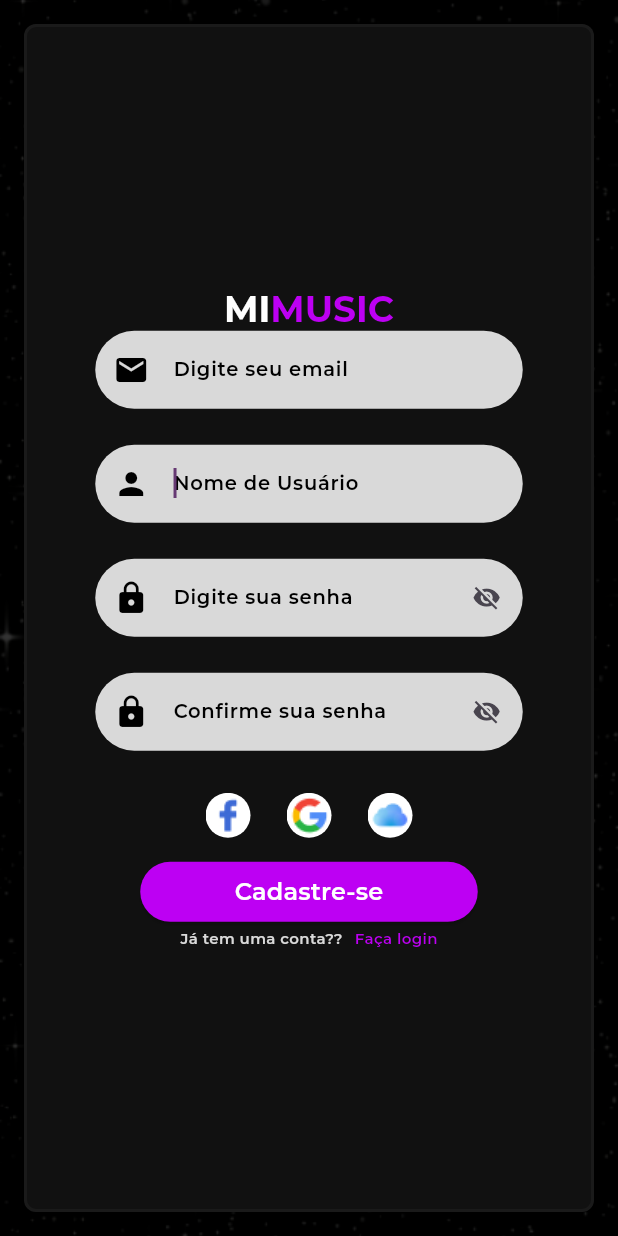
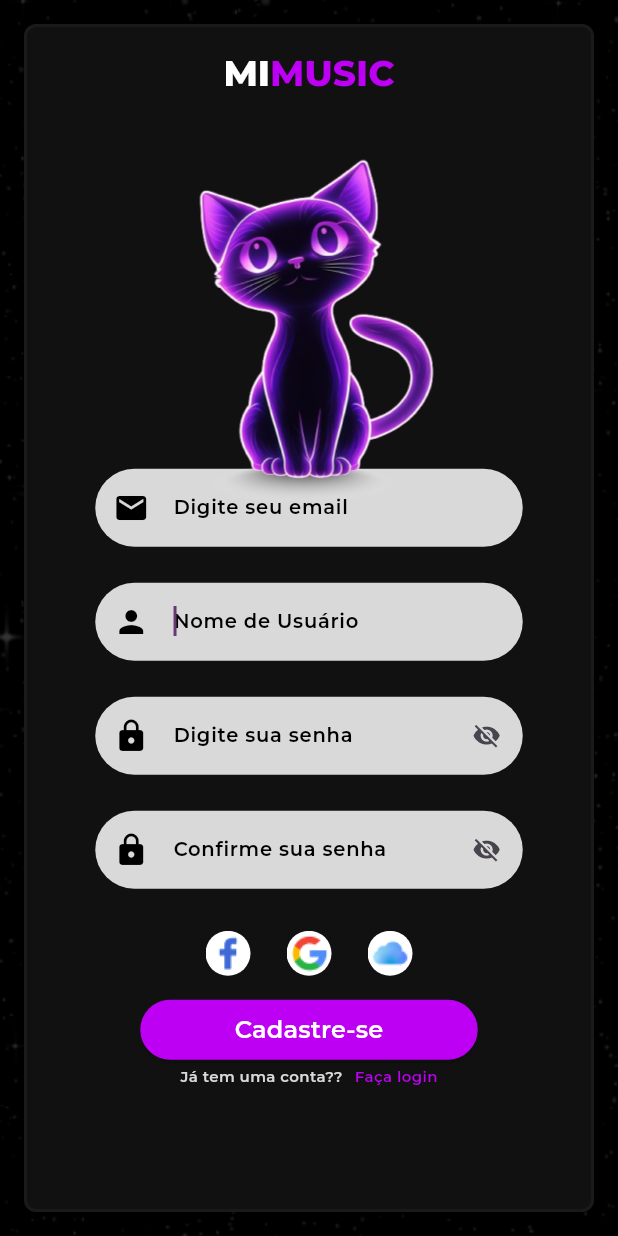
Before and after one commit to Draak18/mimusic, a Flutter app: the screen it shows after launch, after a tap on "Esqueceu a senha?", on a phone screen of 412 x 824 dp. Run offline on Flutter 3.47's test engine with Material 3 defaults, Android fonts, the phone set to English and light mode, and no system bars; our stand-ins replace google_fonts.

Commit message:
loginCadastro_pronto

```diff
--- a/lib/pages/cadastro.dart
+++ b/lib/pages/cadastro.dart
@@ -20,7 +20,7 @@
             style: GoogleFonts.montserrat(
               color: Colors.white,
               fontSize: 24,
-              fontWeight: FontWeight.w700,
+              fontWeight: FontWeight.w800,
             ),
           ),
           TextSpan(
@@ -28,7 +28,7 @@
             style: GoogleFonts.montserrat(
               color: const Color.fromRGBO(189, 0, 243, 1),
               fontSize: 24,
-              fontWeight: FontWeight.w700,
+              fontWeight: FontWeight.w800,
             ),
           ),
         ],
@@ -356,17 +356,40 @@
           border: Border.all(
               width: 2.0, color: const Color.fromARGB(13, 198, 198, 198)),
         ),
-          child: Align(
-            alignment: Alignment.center,
-            child: SingleChildScrollView(
         child: Column(
           children: [
+            const SizedBox(height: 16),
             mimusicTitulo(),
+            const SizedBox(height: 168),
+            Expanded(
+              child: Column(
+                mainAxisAlignment: MainAxisAlignment.center,
+                crossAxisAlignment: CrossAxisAlignment.center,
+                children: [
+                  Stack(
+                    clipBehavior: Clip.none,
+                    children: [
                       formulario(),
+                      Positioned(
+                        top: -208,
+                        left: 0,
+                        right: 0,
+                        child: SizedBox(
+                          height: 230,
+                          width: 350,
+                          child: Image.asset(
+                            "assets/images/gatoLogo.png",
+                          ),
+                        ),
+                      ),
+                    ],
+                  )
                 ],
               ),
             ),
-          )),
+          ],
+        ),
+      ),
     );
   }
 
--- a/lib/pages/login.dart
+++ b/lib/pages/login.dart
@@ -20,7 +20,7 @@
             style: GoogleFonts.montserrat(
               color: Colors.white,
               fontSize: 24,
-              fontWeight: FontWeight.w700,
+              fontWeight: FontWeight.w800,
             ),
           ),
           TextSpan(
@@ -28,7 +28,7 @@
             style: GoogleFonts.montserrat(
               color: const Color.fromRGBO(189, 0, 243, 1),
               fontSize: 24,
-              fontWeight: FontWeight.w700,
+              fontWeight: FontWeight.w800,
             ),
           ),
         ],
@@ -346,17 +346,40 @@
           border: Border.all(
               width: 2.0, color: const Color.fromARGB(13, 198, 198, 198)),
         ),
-          child: Align(
-            alignment: Alignment.center,
-            child: SingleChildScrollView(
         child: Column(
           children: [
+            const SizedBox(height: 16),
             mimusicTitulo(),
+            const SizedBox(height: 104),
+            Expanded(
+              child: Column(
+                mainAxisAlignment: MainAxisAlignment.center,
+                crossAxisAlignment: CrossAxisAlignment.center,
+                children: [
+                  Stack(
+                    clipBehavior: Clip.none,
+                    children: [
                       formulario(),
+                      Positioned(
+                        top: -225,
+                        left: 0,
+                        right: 0,
+                        child: SizedBox(
+                          height: 250,
+                          width: 400,
+                          child: Image.asset(
+                            "assets/images/gatoLogo.png",
+                          ),
+                        ),
+                      ),
+                    ],
+                  )
                 ],
               ),
             ),
-          )),
+          ],
+        ),
+      ),
     );
   }
 
```
Also changed, not shown: assets/images/gatin.png (deleted), assets/images/gatoLogo.png. Lines whose indentation alone changed are shown as unchanged.
